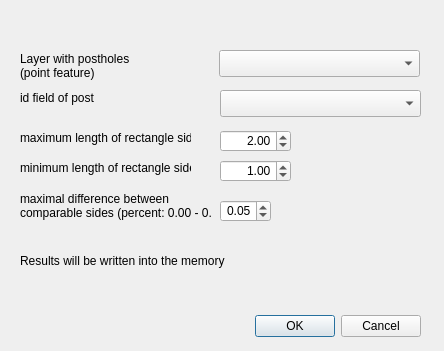
The window that postaar_dialog_base.ui (ISAAKiel/postAAR-python) describes before a commit, drawn with Qt 5.
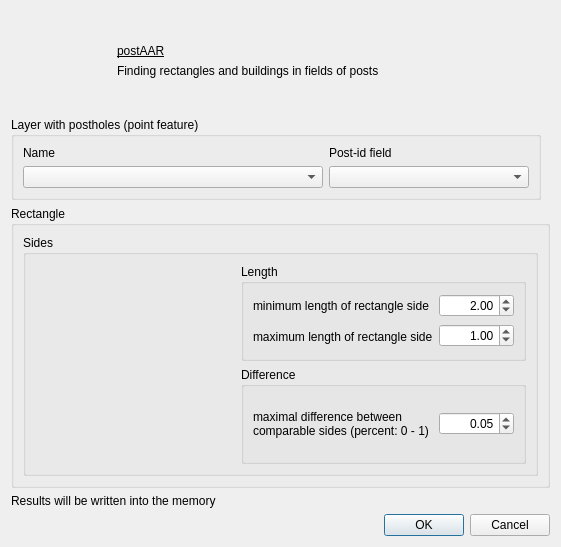
The same window after the commit. Icons and pictures are not drawn. Custom widgets are drawn as their Qt base class.

Patch:
```diff
--- a/postaar_dialog_base.ui
+++ b/postaar_dialog_base.ui
@@ -7,10 +7,22 @@
    <rect>
     <x>0</x>
     <y>0</y>
-    <width>444</width>
-    <height>351</height>
+    <width>548</width>
+    <height>520</height>
    </rect>
   </property>
+  <property name="sizePolicy">
+   <sizepolicy hsizetype="Fixed" vsizetype="Fixed">
+    <horstretch>0</horstretch>
+    <verstretch>0</verstretch>
+   </sizepolicy>
+  </property>
+  <property name="minimumSize">
+   <size>
+    <width>0</width>
+    <height>0</height>
+   </size>
+  </property>
   <property name="windowTitle">
    <string>postAAR - find rectangles</string>
   </property>
@@ -18,33 +30,119 @@
    <iconset>
     <normaloff>icon.png</normaloff>icon.png</iconset>
   </property>
-  <widget class="QDialogButtonBox" name="btn_ok_abort">
-   <property name="geometry">
-    <rect>
-     <x>30</x>
-     <y>310</y>
-     <width>391</width>
-     <height>32</height>
-    </rect>
+  <property name="modal">
+   <bool>true</bool>
+  </property>
+  <layout class="QVBoxLayout" name="verticalLayout">
+   <item>
+    <layout class="QHBoxLayout" name="horizontalLayout">
+     <property name="sizeConstraint">
+      <enum>QLayout::SetMinimumSize</enum>
+     </property>
+     <item>
+      <widget class="QLabel" name="icon">
+       <property name="sizePolicy">
+        <sizepolicy hsizetype="Minimum" vsizetype="Minimum">
+         <horstretch>0</horstretch>
+         <verstretch>0</verstretch>
+        </sizepolicy>
+       </property>
+       <property name="minimumSize">
+        <size>
+         <width>100</width>
+         <height>100</height>
+        </size>
+       </property>
+       <property name="maximumSize">
+        <size>
+         <width>100</width>
+         <height>100</height>
+        </size>
+       </property>
+       <property name="text">
+        <string/>
+       </property>
+       <property name="pixmap">
+        <pixmap>:/plugins/postAAR/img/icon.png</pixmap>
+       </property>
+       <property name="scaledContents">
+        <bool>true</bool>
+       </property>
+      </widget>
+     </item>
+     <item>
+      <layout class="QVBoxLayout" name="verticalLayout_2">
+       <property name="sizeConstraint">
+        <enum>QLayout::SetMinimumSize</enum>
+       </property>
+       <item>
+        <widget class="QLabel" name="headline">
+         <property name="sizePolicy">
+          <sizepolicy hsizetype="Minimum" vsizetype="Minimum">
+           <horstretch>0</horstretch>
+           <verstretch>0</verstretch>
+          </sizepolicy>
+         </property>
+         <property name="styleSheet">
+          <string notr="true">font: 75 24pt &quot;MS Shell Dlg 2&quot;;
+text-decoration: underline;</string>
+         </property>
+         <property name="text">
+          <string>postAAR</string>
+         </property>
+         <property name="alignment">
+          <set>Qt::AlignBottom|Qt::AlignLeading|Qt::AlignLeft</set>
+         </property>
+        </widget>
+       </item>
+       <item>
+        <widget class="QLabel" name="description">
+         <property name="sizePolicy">
+          <sizepolicy hsizetype="Minimum" vsizetype="Minimum">
+           <horstretch>0</horstretch>
+           <verstretch>0</verstretch>
+          </sizepolicy>
+         </property>
+         <property name="text">
+          <string>Finding rectangles and buildings in fields of posts </string>
+         </property>
+         <property name="alignment">
+          <set>Qt::AlignLeading|Qt::AlignLeft|Qt::AlignTop</set>
+         </property>
+        </widget>
+       </item>
+      </layout>
+     </item>
+    </layout>
+   </item>
+   <item alignment="Qt::AlignLeft|Qt::AlignVCenter">
+    <widget class="QGroupBox" name="gbLayer">
+     <property name="title">
+      <string>Layer with postholes (point feature)</string>
+     </property>
+     <layout class="QHBoxLayout" name="horizontalLayout_3">
+      <item>
+       <layout class="QVBoxLayout" name="verticalLayout_3">
+        <item>
+         <widget class="QLabel" name="cmb_Layer_selected_label">
+          <property name="toolTip">
+           <string>Select a point layer from your map comprising the postholes and optional grouping attributes.</string>
    </property>
    <property name="locale">
-    <locale language="German" country="Germany"/>
-   </property>
-   <property name="orientation">
-    <enum>Qt::Horizontal</enum>
-   </property>
-   <property name="standardButtons">
-    <set>QDialogButtonBox::Cancel|QDialogButtonBox::Ok</set>
-   </property>
-  </widget>
+           <locale language="English" country="UnitedKingdom"/>
+          </property>
+          <property name="text">
+           <string>Name</string>
+          </property>
+         </widget>
+        </item>
+        <item>
   <widget class="QgsMapLayerComboBox" name="cmb_layer_selected">
-   <property name="geometry">
-    <rect>
-     <x>219</x>
-     <y>50</y>
-     <width>201</width>
-     <height>27</height>
-    </rect>
+          <property name="minimumSize">
+           <size>
+            <width>300</width>
+            <height>0</height>
+           </size>
    </property>
    <property name="currentText">
     <string/>
@@ -59,109 +157,13 @@
     <string>Union[QgsMapLayerProxyModel.PointLayer] </string>
    </property>
   </widget>
-  <widget class="QLabel" name="cmb_Layer_selected_label">
-   <property name="geometry">
-    <rect>
-     <x>20</x>
-     <y>50</y>
-     <width>111</width>
-     <height>31</height>
-    </rect>
-   </property>
-   <property name="toolTip">
-    <string>Select a point layer from your map comprising the postholes and optional grouping attributes.</string>
-   </property>
-   <property name="locale">
-    <locale language="English" country="UnitedKingdom"/>
-   </property>
-   <property name="text">
-    <string>Layer with postholes 
-(point feature)</string>
-   </property>
-  </widget>
-  <widget class="QLabel" name="maximum_length_side_label">
-   <property name="geometry">
-    <rect>
-     <x>20</x>
-     <y>130</y>
-     <width>171</width>
-     <height>16</height>
-    </rect>
-   </property>
-   <property name="toolTip">
-    <string>Maximum lenght of a side of the rectangles to be found (map units).</string>
-   </property>
-   <property name="locale">
-    <locale language="English" country="UnitedKingdom"/>
-   </property>
-   <property name="text">
-    <string>maximum length of rectangle side</string>
-   </property>
-  </widget>
-  <widget class="QLabel" name="minimum_length_side_label">
-   <property name="geometry">
-    <rect>
-     <x>20</x>
-     <y>160</y>
-     <width>171</width>
-     <height>16</height>
-    </rect>
-   </property>
-   <property name="toolTip">
-    <string>Minimum lenght of a side of the rectangles to be found (map units).</string>
-   </property>
-   <property name="locale">
-    <locale language="English" country="UnitedKingdom"/>
-   </property>
-   <property name="text">
-    <string>minimum length of rectangle side</string>
-   </property>
-  </widget>
-  <widget class="QLabel" name="maximal_length_difference_label">
-   <property name="geometry">
-    <rect>
-     <x>20</x>
-     <y>190</y>
-     <width>191</width>
-     <height>31</height>
-    </rect>
-   </property>
-   <property name="toolTip">
-    <string>Opposite sides of the rectangle should not differ more than the given value. Percent in 0.00 - 0.20</string>
-   </property>
-   <property name="locale">
-    <locale language="English" country="UnitedKingdom"/>
-   </property>
-   <property name="text">
-    <string>maximal difference between 
-comparable sides (percent: 0.00 - 0.20)</string>
-   </property>
-  </widget>
-  <widget class="QLabel" name="save_outfile_label">
-   <property name="geometry">
-    <rect>
-     <x>20</x>
-     <y>250</y>
-     <width>311</width>
-     <height>21</height>
-    </rect>
-   </property>
-   <property name="locale">
-    <locale language="English" country="UnitedKingdom"/>
-   </property>
-   <property name="text">
-    <string>Results will be written into the memory</string>
-   </property>
-  </widget>
+        </item>
+       </layout>
+      </item>
+      <item>
+       <layout class="QVBoxLayout" name="verticalLayout_4">
+        <item>
   <widget class="QLabel" name="cmb_post_id_label">
-   <property name="geometry">
-    <rect>
-     <x>20</x>
-     <y>90</y>
-     <width>91</width>
-     <height>16</height>
-    </rect>
-   </property>
    <property name="toolTip">
     <string>To identify posts of a rectangle, UNIQUE is recommended</string>
    </property>
@@ -169,30 +171,118 @@
     <locale language="English" country="UnitedKingdom"/>
    </property>
    <property name="text">
-    <string>id field of post</string>
-   </property>
-  </widget>
+           <string>Post-id field</string>
+          </property>
+         </widget>
+        </item>
+        <item>
   <widget class="QgsFieldComboBox" name="cmb_postid">
-   <property name="geometry">
-    <rect>
-     <x>220</x>
-     <y>90</y>
-     <width>201</width>
-     <height>27</height>
-    </rect>
+          <property name="minimumSize">
+           <size>
+            <width>200</width>
+            <height>0</height>
+           </size>
    </property>
    <property name="minimumContentsLength">
     <number>1</number>
    </property>
   </widget>
+        </item>
+       </layout>
+      </item>
+     </layout>
+    </widget>
+   </item>
+   <item>
+    <widget class="QGroupBox" name="groupBox">
+     <property name="title">
+      <string>Rectangle</string>
+     </property>
+     <layout class="QHBoxLayout" name="horizontalLayout_2">
+      <item>
+       <widget class="QGroupBox" name="groupBox_2">
+        <property name="title">
+         <string>Sides</string>
+        </property>
+        <layout class="QHBoxLayout" name="horizontalLayout_5">
+         <item>
+          <widget class="QLabel" name="label">
+           <property name="minimumSize">
+            <size>
+             <width>200</width>
+             <height>200</height>
+            </size>
+           </property>
+           <property name="maximumSize">
+            <size>
+             <width>200</width>
+             <height>200</height>
+            </size>
+           </property>
+           <property name="text">
+            <string/>
+           </property>
+           <property name="pixmap">
+            <pixmap>:/plugins/postAAR/img/rect_sides.png</pixmap>
+           </property>
+           <property name="scaledContents">
+            <bool>true</bool>
+           </property>
+          </widget>
+         </item>
+         <item>
+          <layout class="QVBoxLayout" name="verticalLayout_5">
+           <item>
+            <widget class="QGroupBox" name="groupBox_3">
+             <property name="title">
+              <string>Length</string>
+             </property>
+             <layout class="QHBoxLayout" name="horizontalLayout_4">
+              <item>
+               <layout class="QVBoxLayout" name="verticalLayout_6">
+                <item>
+                 <widget class="QLabel" name="minimum_length_side_label">
+                  <property name="toolTip">
+                   <string>Minimum lenght of a side of the rectangles to be found (map units).</string>
+                  </property>
+                  <property name="locale">
+                   <locale language="English" country="UnitedKingdom"/>
+                  </property>
+                  <property name="text">
+                   <string>minimum length of rectangle side</string>
+                  </property>
+                 </widget>
+                </item>
+                <item>
+                 <widget class="QLabel" name="maximum_length_side_label">
+                  <property name="toolTip">
+                   <string>Maximum lenght of a side of the rectangles to be found (map units).</string>
+                  </property>
+                  <property name="locale">
+                   <locale language="English" country="UnitedKingdom"/>
+                  </property>
+                  <property name="text">
+                   <string>maximum length of rectangle side</string>
+                  </property>
+                 </widget>
+                </item>
+               </layout>
+              </item>
+              <item>
+               <layout class="QVBoxLayout" name="verticalLayout_7">
+                <item alignment="Qt::AlignRight">
   <widget class="QDoubleSpinBox" name="maximum_length_of_side">
-   <property name="geometry">
-    <rect>
-     <x>220</x>
-     <y>130</y>
-     <width>71</width>
-     <height>22</height>
-    </rect>
+                  <property name="minimumSize">
+                   <size>
+                    <width>75</width>
+                    <height>0</height>
+                   </size>
+                  </property>
+                  <property name="maximumSize">
+                   <size>
+                    <width>75</width>
+                    <height>16777215</height>
+                   </size>
    </property>
    <property name="toolTip">
     <string>Maximum lenght of a side of the rectangles to be found (map units).</string>
@@ -216,14 +306,20 @@
     <double>2.000000000000000</double>
    </property>
   </widget>
+                </item>
+                <item alignment="Qt::AlignRight">
   <widget class="QDoubleSpinBox" name="minimum_length_of_side">
-   <property name="geometry">
-    <rect>
-     <x>220</x>
-     <y>160</y>
-     <width>71</width>
-     <height>22</height>
-    </rect>
+                  <property name="minimumSize">
+                   <size>
+                    <width>75</width>
+                    <height>0</height>
+                   </size>
+                  </property>
+                  <property name="maximumSize">
+                   <size>
+                    <width>75</width>
+                    <height>16777215</height>
+                   </size>
    </property>
    <property name="locale">
     <locale language="English" country="UnitedKingdom"/>
@@ -241,14 +337,57 @@
     <double>1.000000000000000</double>
    </property>
   </widget>
+                </item>
+               </layout>
+              </item>
+             </layout>
+            </widget>
+           </item>
+           <item>
+            <widget class="QGroupBox" name="groupBox_4">
+             <property name="title">
+              <string>Difference</string>
+             </property>
+             <layout class="QHBoxLayout" name="horizontalLayout_6">
+              <item>
+               <layout class="QVBoxLayout" name="verticalLayout_9">
+                <item>
+                 <widget class="QLabel" name="maximal_length_difference_label">
+                  <property name="sizePolicy">
+                   <sizepolicy hsizetype="Minimum" vsizetype="Minimum">
+                    <horstretch>0</horstretch>
+                    <verstretch>0</verstretch>
+                   </sizepolicy>
+                  </property>
+                  <property name="toolTip">
+                   <string>Opposite sides of the rectangle should not differ more than the given value. Percent in 0.00 - 0.20</string>
+                  </property>
+                  <property name="locale">
+                   <locale language="English" country="UnitedKingdom"/>
+                  </property>
+                  <property name="text">
+                   <string>maximal difference between 
+comparable sides (percent: 0 - 1)</string>
+                  </property>
+                 </widget>
+                </item>
+               </layout>
+              </item>
+              <item>
+               <layout class="QVBoxLayout" name="verticalLayout_8">
+                <item alignment="Qt::AlignRight">
   <widget class="QDoubleSpinBox" name="maximal_length_difference">
-   <property name="geometry">
-    <rect>
-     <x>220</x>
-     <y>200</y>
-     <width>51</width>
-     <height>22</height>
-    </rect>
+                  <property name="minimumSize">
+                   <size>
+                    <width>75</width>
+                    <height>0</height>
+                   </size>
+                  </property>
+                  <property name="maximumSize">
+                   <size>
+                    <width>75</width>
+                    <height>16777215</height>
+                   </size>
    </property>
    <property name="locale">
     <locale language="English" country="UnitedKingdom"/>
@@ -260,7 +399,7 @@
     <double>0.000000000000000</double>
    </property>
    <property name="maximum">
-    <double>0.200000000000000</double>
+                   <double>1.000000000000000</double>
    </property>
    <property name="singleStep">
     <double>0.010000000000000</double>
@@ -269,6 +408,44 @@
     <double>0.050000000000000</double>
    </property>
   </widget>
+                </item>
+               </layout>
+              </item>
+             </layout>
+            </widget>
+           </item>
+          </layout>
+         </item>
+        </layout>
+       </widget>
+      </item>
+     </layout>
+    </widget>
+   </item>
+   <item>
+    <widget class="QLabel" name="save_outfile_label">
+     <property name="locale">
+      <locale language="English" country="UnitedKingdom"/>
+     </property>
+     <property name="text">
+      <string>Results will be written into the memory</string>
+     </property>
+    </widget>
+   </item>
+   <item>
+    <widget class="QDialogButtonBox" name="btn_ok_abort">
+     <property name="locale">
+      <locale language="German" country="Germany"/>
+     </property>
+     <property name="orientation">
+      <enum>Qt::Horizontal</enum>
+     </property>
+     <property name="standardButtons">
+      <set>QDialogButtonBox::Cancel|QDialogButtonBox::Ok</set>
+     </property>
+    </widget>
+   </item>
+  </layout>
  </widget>
  <customwidgets>
   <customwidget>
```
Left out of the diff: 6 changed lines with no effect on the pictures. Lines whose indentation alone changed are shown as unchanged.
